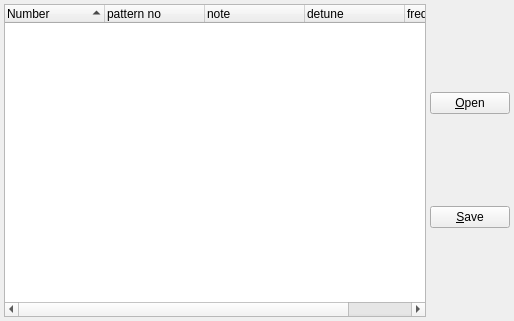
First picture: the form in src/qsynthTuningsForm.ui, repository LiamM32/qsynth, before the edit.
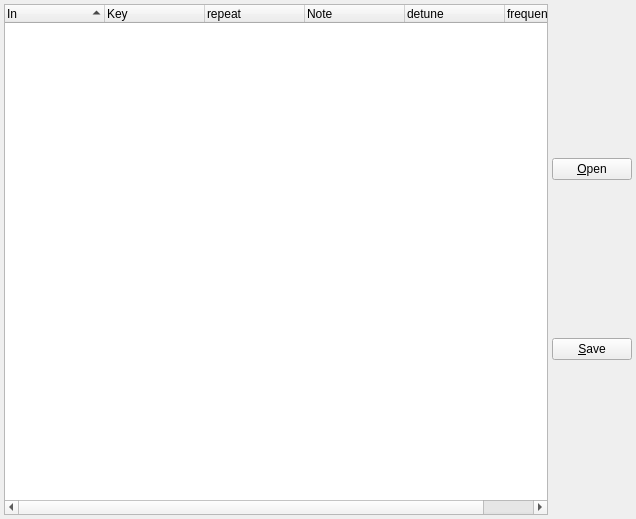
Second picture: the form after the edit. Icons and pictures are not drawn.

Commit message:
Tunings form currently showing incorrect tuning values.
Added terminal window, which is not yet working.

The edit to the form file:
```diff
--- a/src/qsynthTuningsForm.ui
+++ b/src/qsynthTuningsForm.ui
@@ -26,8 +26,8 @@
    <rect>
     <x>0</x>
     <y>0</y>
-    <width>514</width>
-    <height>321</height>
+    <width>636</width>
+    <height>519</height>
    </rect>
   </property>
   <property name="font">
@@ -80,17 +80,22 @@
      </property>
      <column>
       <property name="text">
-       <string>Number</string>
+       <string>In</string>
       </property>
      </column>
      <column>
       <property name="text">
-       <string>pattern no</string>
+       <string>Key</string>
       </property>
      </column>
      <column>
       <property name="text">
-       <string>note</string>
+       <string>repeat</string>
+      </property>
+     </column>
+     <column>
+      <property name="text">
+       <string>Note</string>
       </property>
      </column>
      <column>
```
Left out of the diff: 4 changed lines with no effect on the pictures. The commit also changes 10 other files.
